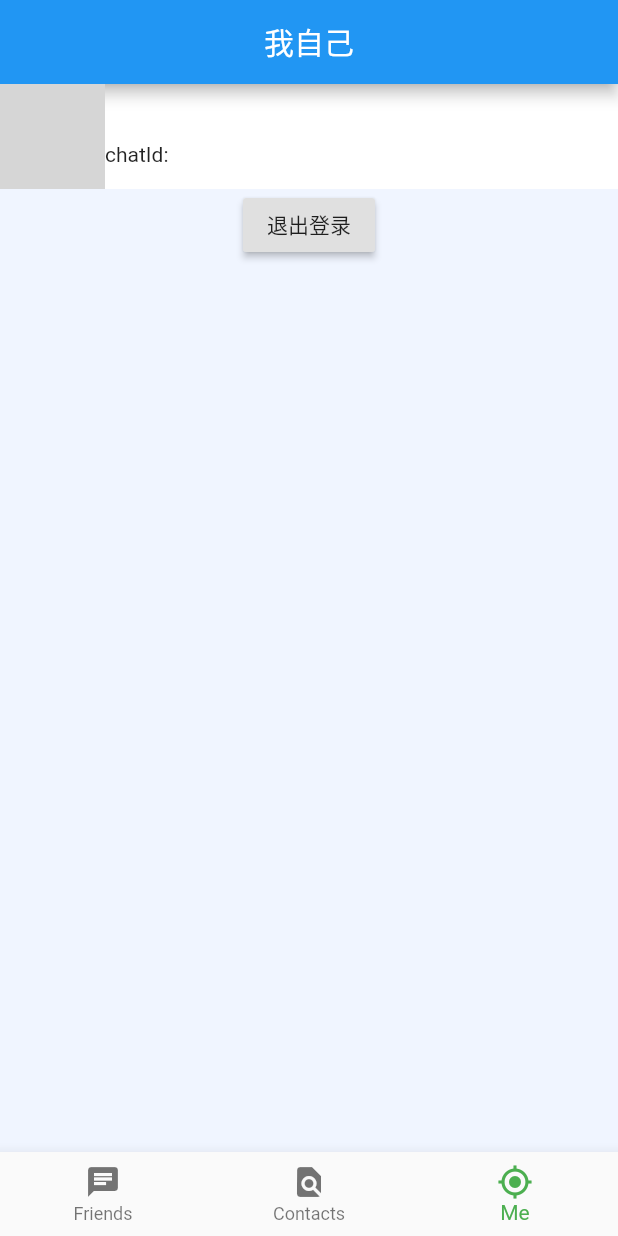
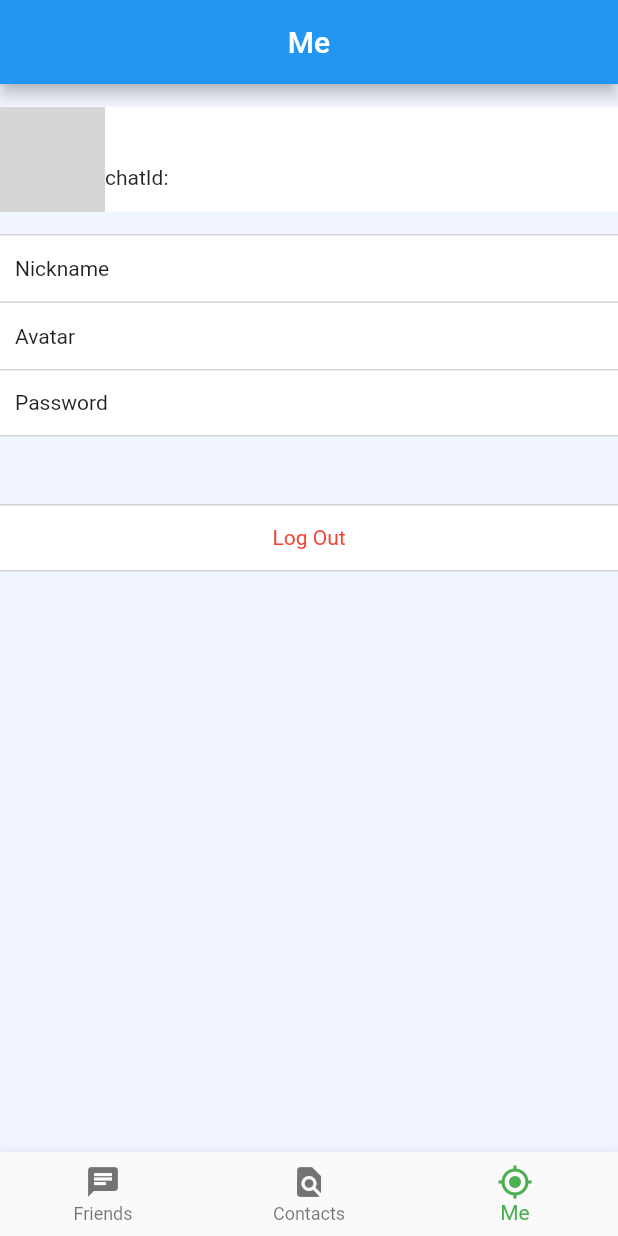
Before and after one commit to dianluyuanli-wp/IChat_For_Flutter, a Flutter app: the MyHomePage screen opened directly, item 3 of the bottom bar chosen, on a phone screen of 412 x 824 dp. Run offline on Flutter 3.47's test engine with Material 2 defaults, Android fonts, the phone set to English and light mode, and no system bars; our stand-ins replace dio, shared_preferences, toast; accounts and stored records are empty; network calls fail; grey boxes are pictures that could not be loaded.

Commit message:
fix: 用户页编辑项

```diff
--- a/lib/main.dart
+++ b/lib/main.dart
@@ -143,9 +143,9 @@ class TitleContent extends StatelessWidget {
   @override
   Widget build(BuildContext context) {
     const contentMap = {
-      0: '好基友',
-      1: '找朋友',
-      2: '我自己'
+      0: 'IChat',
+      1: 'Concats',
+      2: 'Me'
     };
     return Row(
       mainAxisAlignment: MainAxisAlignment.center,
--- a/lib/page/logIn.dart
+++ b/lib/page/logIn.dart
@@ -3,7 +3,6 @@ import 'package:provider/provider.dart';
 import 'package:toast/toast.dart';
 import '../global.dart';
 import '../tools/network.dart';
-import 'dart:convert';
 import 'package:dio/dio.dart';
 
 class LogIn extends StatefulWidget {
--- a/lib/page/myAccount.dart
+++ b/lib/page/myAccount.dart
@@ -20,10 +20,37 @@ class _MyAccountState extends State<MyAccount> {
         mainAxisAlignment: MainAxisAlignment.start,
         mainAxisSize: MainAxisSize.max,
         children: <Widget>[
-          PersonInfoBar(infoMap: Provider.of<UserModle>(context).modelJson),
-          RaisedButton(
-            child: Text('退出登录'),
-            onPressed: quit,
+          Container(
+            child: PersonInfoBar(infoMap: Provider.of<UserModle>(context).modelJson),
+            margin: EdgeInsets.only(top: 15),
+          ),
+          Container(
+            margin: EdgeInsets.only(top: 15),
+            child: Column(
+              children: <Widget>[
+                ModifyItem(text: 'Nickname', keyName: 'nickName'),
+                ModifyItem(text: 'Avatar', keyName: 'nickName'),
+                ModifyItem(text: 'Password', keyName: 'nickName', useBottomBorder: true)
+              ],
+            ),
+          ),
+          Container(
+            child: GestureDetector(
+              child: Container(
+                alignment: Alignment.center,
+                margin: EdgeInsets.only(top: 45),
+                constraints: BoxConstraints(
+                  minWidth: double.infinity,
+                  minHeight: 45
+                ),
+                decoration: BoxDecoration(
+                  color: Color(0xffffffff),
+                  border: Border(top: borderStyle, bottom: borderStyle)
+                ),
+                child: Text('Log Out', style: TextStyle(color: Colors.red)),
+              ),
+              onTap: quit,
+            )
           )
         ],
       )
@@ -34,3 +61,38 @@ class _MyAccountState extends State<MyAccount> {
     Provider.of<UserModle>(context).isLogin = false;
   }
 }
+
+var borderStyle = BorderSide(color: Color(0xffd4d4d4), width: 1.0);
+
+class ModifyItem extends StatelessWidget {
+  ModifyItem({this.text, this.keyName, this.useBottomBorder = false});
+  final String text;
+  final String keyName;
+  final bool useBottomBorder;
+
+  @override
+  Widget build(BuildContext context) {
+    return GestureDetector(
+      child: Container(
+        alignment: Alignment.centerLeft,
+        //  有了color就不能使用decoration属性，这二者二选一
+        //color: Color(0xffffffff),
+        constraints: BoxConstraints(
+          minWidth: double.infinity,
+          minHeight: 45
+        ),
+        decoration: BoxDecoration(
+          color: Color(0xffffffff),
+          border: Border(top: borderStyle, bottom: useBottomBorder ? borderStyle: BorderSide.none)
+        ),
+        padding: EdgeInsets.only(left: 10),
+        child: Text(text),
+      ),
+      onTap: modify,
+    );
+  }
+}
+
+void modify() {
+
+}
```
